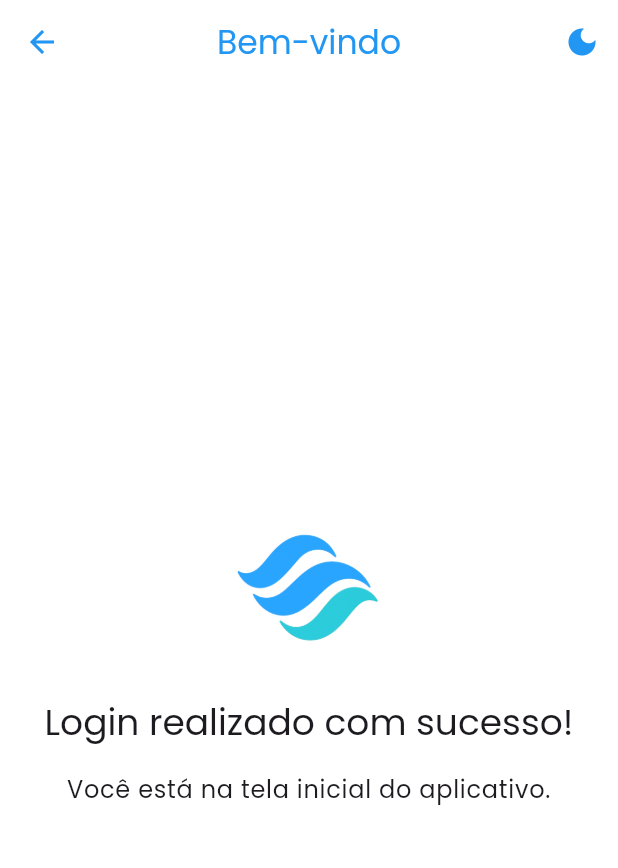
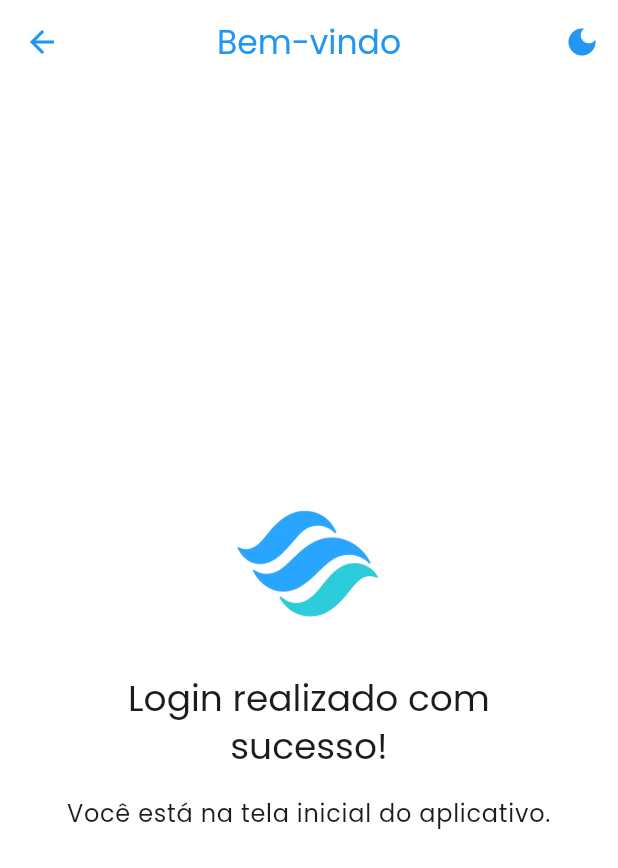
Before and after one commit to DiogoCrespi/Flow_Login, a Flutter app: the HomeScreen screen opened by its route, on a phone screen of 412 x 824 dp. Shown: the top 868 px of the screen. Run offline on Flutter 3.47's test engine with Material 3 defaults, Android fonts, the phone set to English and light mode, and no system bars; our stand-ins replace flutter_native_splash, google_fonts, lottie, shared_preferences; accounts and stored records are empty.

Commit message:
🪽refactor: ajustes no campo de nome animado e na tela inicial, adição de demonstração e screenshots
- Simplifica a largura da borda do `AnimatedNameField` para 2px quando focado e 1px quando não focado, removendo a dependência da animação de borda.
- Adiciona um `Container` com largura de 80% da tela (`MediaQuery.of(context).size.width * 0.8`) ao conteúdo da `HomeScreen` para limitar a largura e centralizar o texto e a imagem.
- Adiciona seção de demonstração com GIF animado (`assets/animations/flowlogin.gif`) ao README.md.
- Adiciona seção de screenshots (`assets/images/screenshots*.png`) ao README.md para ilustrar a interface do aplicativo.

```diff
--- a/lib/features/home/home_screen.dart
+++ b/lib/features/home/home_screen.dart
@@ -14,8 +14,11 @@ class HomeScreen extends StatelessWidget {
         ],
       ),
       body: Center(
+        child: Container(
+          width: MediaQuery.of(context).size.width * 0.8,
           child: Column(
             mainAxisAlignment: MainAxisAlignment.center,
+            mainAxisSize: MainAxisSize.min,
             children: [
               Image.asset(
                 'assets/images/logo.png',
@@ -37,6 +40,7 @@ class HomeScreen extends StatelessWidget {
             ],
           ),
         ),
+      ),
     );
   }
 }
--- a/lib/shared/widgets/animated_name_field.dart
+++ b/lib/shared/widgets/animated_name_field.dart
@@ -87,7 +87,7 @@ class _AnimatedNameFieldState extends State<AnimatedNameField>
               color: _isFocused
                   ? Theme.of(context).colorScheme.primary
                   : Colors.grey.withOpacity(0.3),
-              width: 2 * _borderAnimation.value,
+              width: _isFocused ? 2 : 1,
             ),
             boxShadow: _isFocused
                 ? [
```
Also changed, not shown: assets/images/screenshots1.png (added), assets/images/screenshots2.png (added), assets/images/screenshots3.png (added), assets/images/screenshots4.png (added), assets/images/screenshots5.png (added), assets/images/screenshots6.png (added), assets/images/screenshots7.png (added), 2 other files. Lines whose indentation alone changed are shown as unchanged.
